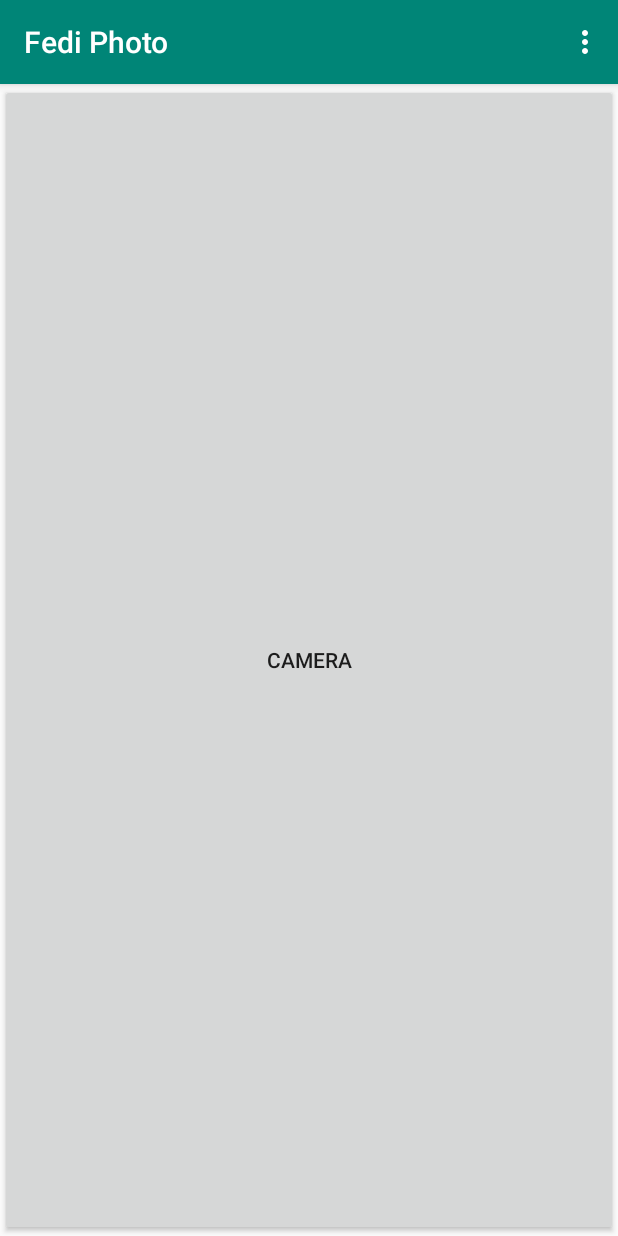
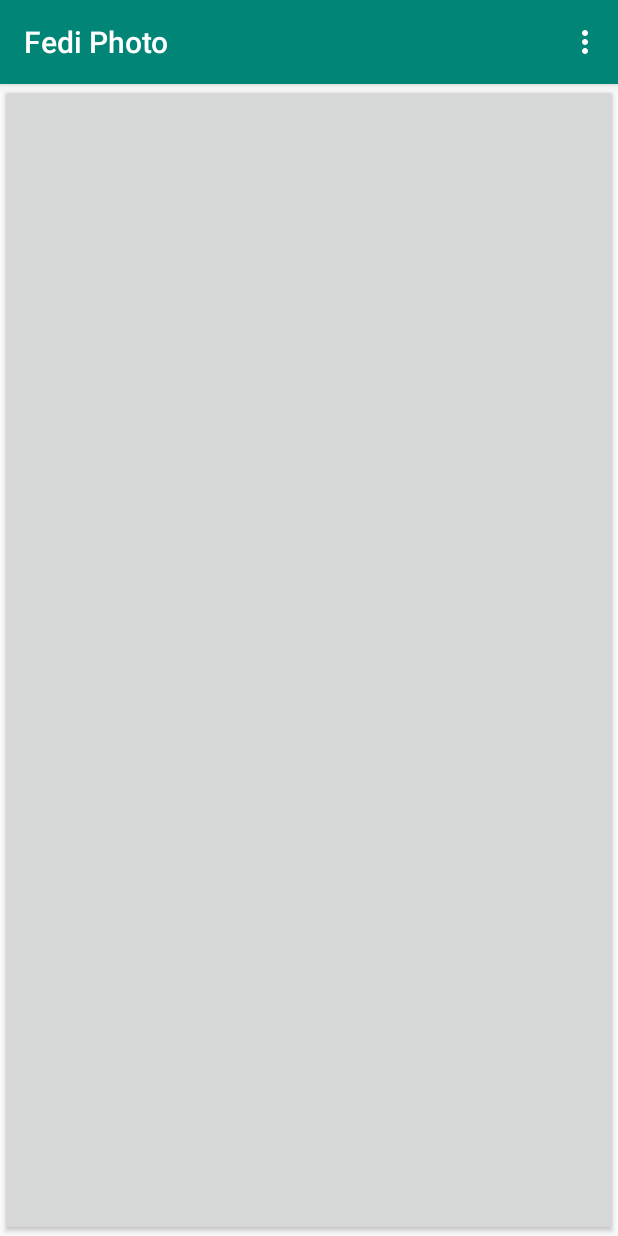
Before and after one commit to pla1/FediPhoto, an Android app: the screen it shows after launch (MainActivity), on a phone screen of 412 x 824 dp. Run offline under Robolectric (Android 15) with nearby library versions, the phone set to English and light mode, and no system bars.

Commit message:
Tweak camera button.

```diff
--- a/app/src/main/res/layout/activity_main.xml
+++ b/app/src/main/res/layout/activity_main.xml
@@ -1,16 +1,12 @@
 <?xml version="1.0" encoding="utf-8"?>
 <androidx.constraintlayout.widget.ConstraintLayout xmlns:android="http://schemas.android.com/apk/res/android"
-    xmlns:tools="http://schemas.android.com/tools"
+
     android:layout_width="match_parent"
-    android:layout_height="match_parent"
-    tools:context=".MainActivity">
+    android:layout_height="match_parent">
 
     <Button
         android:id="@+id/button_camera"
         android:layout_width="match_parent"
-        android:layout_height="match_parent"
-        android:text="Camera">
-
-    </Button>
+        android:layout_height="match_parent" />
 
 </androidx.constraintlayout.widget.ConstraintLayout>
```
